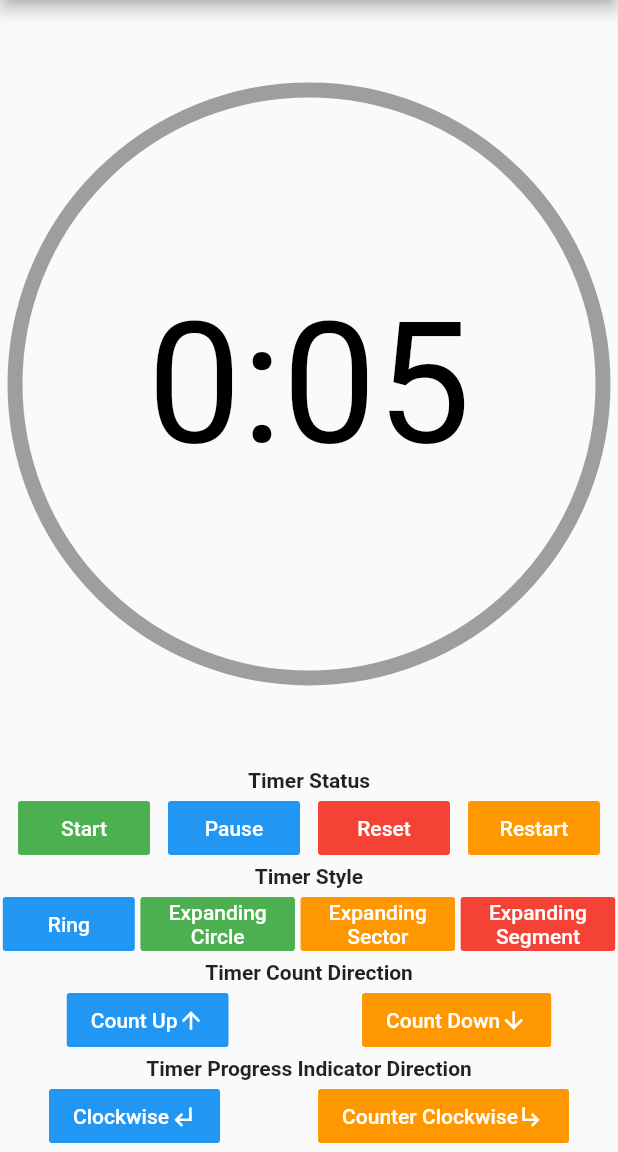
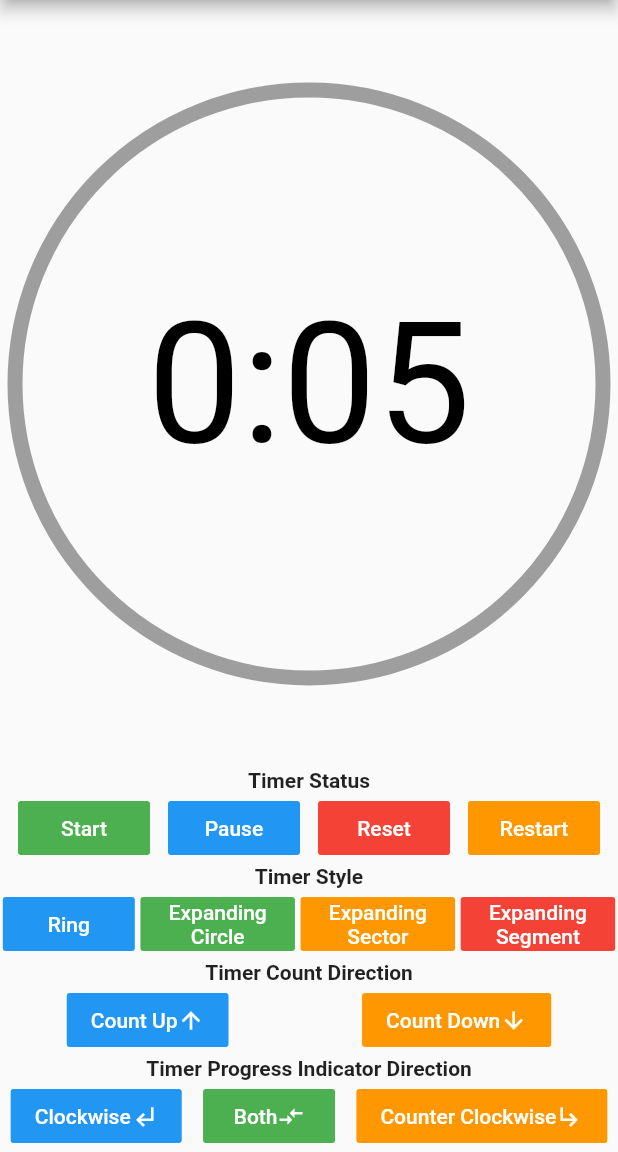
Before and after one commit to smladeoye/flutter-simple-timer, a Flutter app: the screen it shows after launch, after a tap on "Counter Clockwise", on a phone screen of 412 x 824 dp, the part 84-1236 px from its top. Run offline on Flutter 3.47's test engine with Material 2 defaults, Android fonts, the phone set to English and light mode, and no system bars.

Commit message:
included progress direction - both, updated readme and example

```diff
--- a/example/lib/main.dart
+++ b/example/lib/main.dart
@@ -218,6 +218,22 @@ class _MyHomePageState extends State<MyHomePage>
                       ),
                     ),
                     FlatButton(
+                      onPressed: ()=>_setProgressIndicatorDirection(TimerProgressIndicatorDirection.both),
+                      color: Colors.green,
+                      child: Row(
+                        mainAxisSize: MainAxisSize.min,
+                        children: <Widget>[
+                          const Flexible(
+                              child: const Text("Both",
+                                  textAlign: TextAlign.center,
+                                  style: const TextStyle(color: Colors.white)
+                              )
+                          ),
+                          Icon(Icons.compare_arrows, size: 18, color: Colors.white),
+                        ],
+                      ),
+                    ),
+                    FlatButton(
                       onPressed: ()=>_setProgressIndicatorDirection(TimerProgressIndicatorDirection.counter_clockwise),
                       color: Colors.orange,
                       child: Row(
--- a/lib/simple_timer.dart
+++ b/lib/simple_timer.dart
@@ -1,4 +1,4 @@
-library timer;
+library simple_timer;
 
 import 'dart:math' as Math;
 import 'package:flutter/material.dart';
@@ -99,6 +99,7 @@ class SimpleTimer extends StatefulWidget {
   /// Defaults to true.
   final bool displayProgressText;
 
+  /// The TextStyle applied to the progress text.
   final TextStyle progressTextStyle;
 
   /// Sets whether to display the progress text.
@@ -115,6 +116,7 @@ class SimpleTimer extends StatefulWidget {
 
   /// The start angle of the progress indicator.
   ///
+  /// The value is in radian.
   /// Defaults to `Math.pi * 1.5` - At the top
   final double startAngle;
 
@@ -342,6 +344,13 @@ class TimerPainter extends CustomPainter {
     return progress;
   }
 
+  double getStartAngle() {
+    if (progressIndicatorDirection == TimerProgressIndicatorDirection.both) {
+      return (startAngle - (Math.pi * animation.value)).abs();
+    }
+    return startAngle;
+  }
+
   bool shouldUseCircleCenter() {
     if(timerStyle == TimerStyle.ring) {
       return false;
@@ -365,7 +374,7 @@ class TimerPainter extends CustomPainter {
 
     Rect rect = Rect.fromCircle(center: center, radius: getProgressRadius(radius));
     paint.color = progressIndicatorColor;
-    canvas.drawArc(rect, startAngle, getProgressSweepAngle(), shouldUseCircleCenter(), paint);
+    canvas.drawArc(rect, getStartAngle(), getProgressSweepAngle(), shouldUseCircleCenter(), paint);
   }
 
   @override
@@ -435,6 +444,7 @@ enum TimerProgressIndicatorDirection
 {
   clockwise,
   counter_clockwise,
+  both
 }
 
 // test
```
Also changed, not shown: pubspec.yaml (+1 -36 lines), 1 other file.
